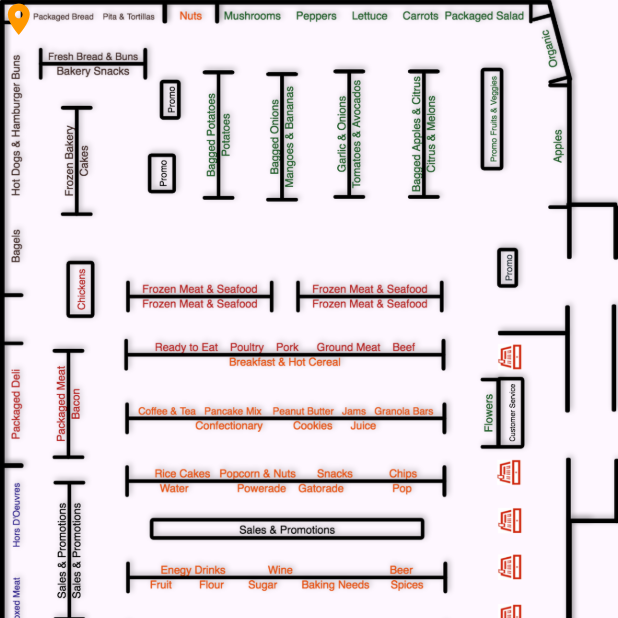
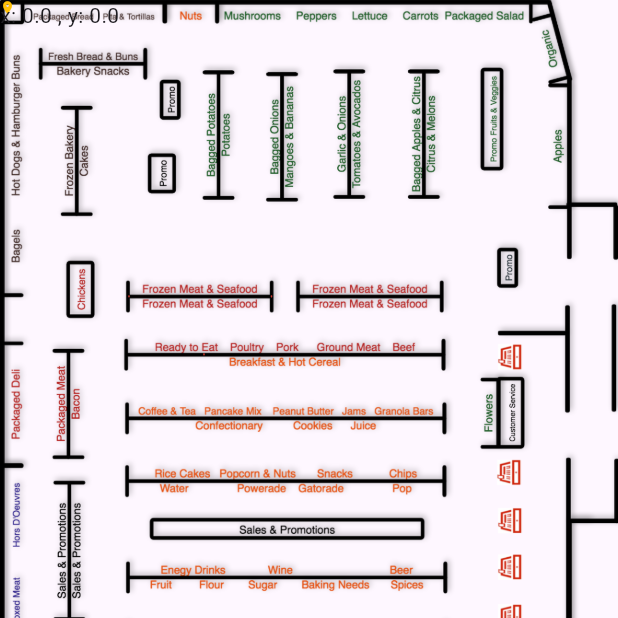
Before and after one commit to gokdis/mobile, a Flutter app: the BLEScannerWidget screen opened directly, on a phone screen of 412 x 824 dp, the top half of it. Run offline on Flutter 3.47's test engine with Material 3 defaults, Android fonts, the phone set to English and light mode, and no system bars; our stand-ins replace flutter_blue_plus, flutter_dotenv, shared_preferences; missing offline and left inert: flutter_barcode_scanner; accounts and stored records are empty.

Commit message:
x,y coefficient

```diff
--- a/lib/ble/ble_scanner.dart
+++ b/lib/ble/ble_scanner.dart
@@ -88,7 +88,12 @@ class BLEScanner extends State<BLEScannerWidget> {
       buffer.write(hexChars[random.nextInt(16)]);
     }
 
-  return buffer.toString().replaceRange(8, 8, '-').replaceRange(13, 13, '-').replaceRange(18, 18, '-').replaceRange(23, 23, '-');
+    return buffer
+        .toString()
+        .replaceRange(8, 8, '-')
+        .replaceRange(13, 13, '-')
+        .replaceRange(18, 18, '-')
+        .replaceRange(23, 23, '-');
   }
 
   @override
@@ -264,7 +269,7 @@ class BLEScanner extends State<BLEScannerWidget> {
     onScanResultReceived(x, y);
 
     print('x: $x y: $y');
-    sendCoordinatesToBackend(x_int, y_int);
+    //sendCoordinatesToBackend(x_int, y_int);
   }
 
   Future<bool> isLoggedIn() async {
@@ -280,7 +285,7 @@ class BLEScanner extends State<BLEScannerWidget> {
 
     String url = Settings.instance.getUrl('position');
     String? email = prefs.getString('email');
-    print("email $email" );
+    print("email $email");
     String? password = prefs.getString('password');
     String basicAuth = 'Basic ' + base64Encode(utf8.encode('$email:$password'));
     String currentTime = DateTime.now().toIso8601String();
@@ -338,14 +343,42 @@ class BLEScanner extends State<BLEScannerWidget> {
               width: double.infinity,
             ),
             Positioned(
-              left: x * 16,
-              top: y * 16,
+              left:x * 5,
+              top: y * 4.8,
               child: Icon(
                 Icons.location_on,
-                color: Colors.orange,
-                size: 25,
+                color: Colors.amber,
+                size: 10,
               ),
             ),
+            Positioned(
+              left: 17 * 5,
+              top: 41* 4.8,
+              child: Icon(
+                Icons.location_on,
+                color: Colors.red,
+                size: 2,
+              ),
+            ),
+            Positioned(
+              left: 36 * 5,
+              top: 41 * 4.8,
+              child: Icon(
+                Icons.location_on,
+                color: Colors.red,
+                size: 2,
+              ),
+            ),
+            Positioned(
+              left: 27 * 5,
+              top: 49 * 4.8,
+              child: Icon(
+                Icons.location_on,
+                color: Colors.red,
+                size: 2,
+              ),
+            ),
+            Text("x: $x , y: $y", )
           ],
         ),
       ),
--- a/lib/main.dart
+++ b/lib/main.dart
@@ -11,7 +11,7 @@ void main() async {
 
   runApp(MyApp());
   BLEScanner bleScanner = BLEScanner();
-  //bleScanner.startScan();
+  bleScanner.startScan();
 }
 
 class MyApp extends StatelessWidget {
--- a/lib/user/login.dart
+++ b/lib/user/login.dart
@@ -54,7 +54,7 @@ class _LoginPageState extends State<LoginPage> {
 
     prefs.setBool('rememberMe', _rememberMe);
 
-    String url = Settings.instance.getUrl('beacon/c7:10:69:07:fb:51');
+    String url = Settings.instance.getUrl('beacon/C7:10:69:07:FB:51');
 
     email = _usernameController.text;
     password = _passwordController.text;
--- a/lib/user/shopping_list.dart
+++ b/lib/user/shopping_list.dart
@@ -188,7 +188,7 @@ class ShoppingListWidget extends StatefulWidget {
             .setBeaconData(beaconData);
          //   print('before update : $beaconData');
         updateGlobalBeaconCoordinates(beaconData);
-       // print('After updat e: ${Settings.globalBeaconCoordinates}');
+        print('After updat e: ${Settings.globalBeaconCoordinates}');
       } else {
         print("Failed to fetch data. Status code: ${response.statusCode}");
       }
```
Lines whose indentation alone changed are shown as unchanged.
